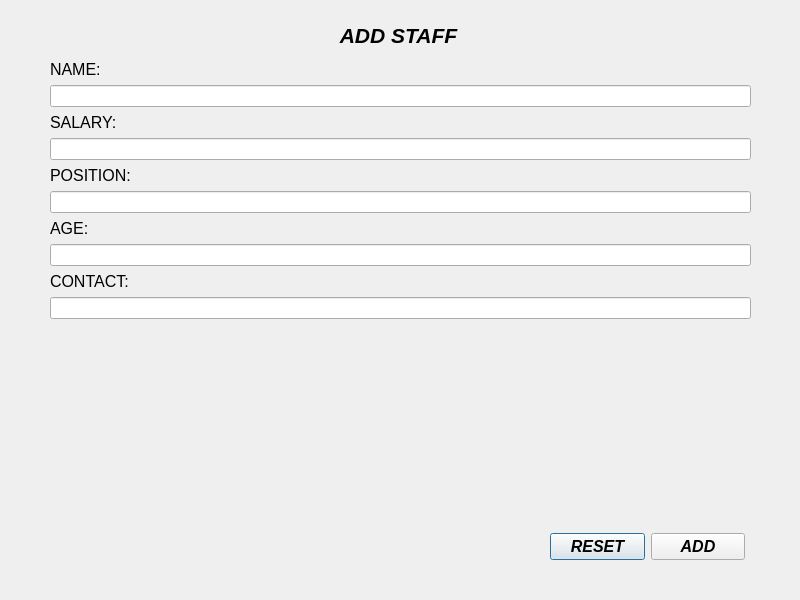
First picture: the form in RMS_qt/addstaff.ui, repository dev-pratik02/RMS, before the edit.
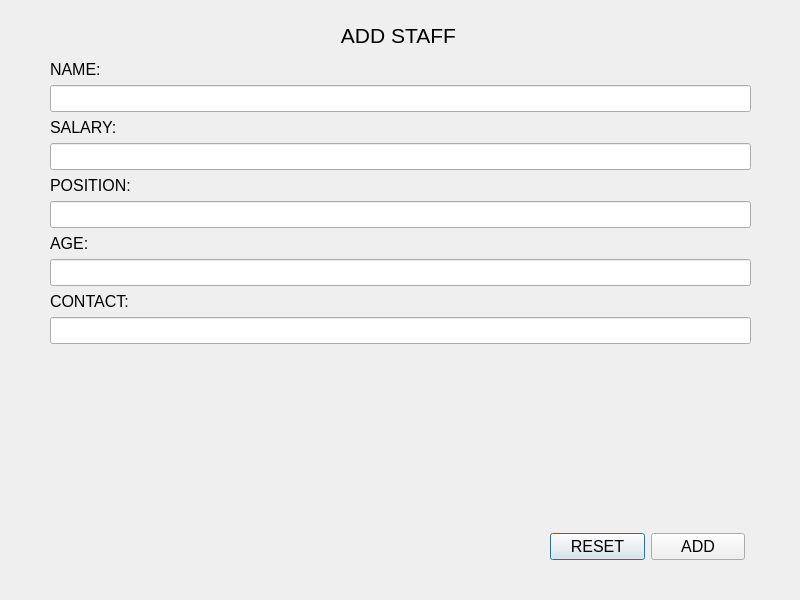
Second picture: the form after the edit.

Patch:
```diff
--- a/RMS_qt/addstaff.ui
+++ b/RMS_qt/addstaff.ui
@@ -26,8 +26,8 @@
     <font>
      <family>Arial</family>
      <pointsize>16</pointsize>
-     <italic>true</italic>
-     <bold>true</bold>
+     <italic>false</italic>
+     <bold>false</bold>
     </font>
    </property>
    <property name="text">
@@ -46,9 +46,22 @@
      <height>463</height>
     </rect>
    </property>
+   <property name="font">
+    <font>
+     <family>Arial</family>
+     <pointsize>12</pointsize>
+    </font>
+   </property>
    <layout class="QFormLayout" name="formLayout_2">
     <item row="8" column="0" colspan="2">
-     <widget class="QLineEdit" name="input_salary"/>
+     <widget class="QLineEdit" name="input_salary">
+      <property name="font">
+       <font>
+        <family>Arial</family>
+        <pointsize>12</pointsize>
+       </font>
+      </property>
+     </widget>
     </item>
     <item row="11" column="0" colspan="2">
      <widget class="QLabel" name="position">
@@ -64,7 +77,14 @@
      </widget>
     </item>
     <item row="12" column="0" colspan="2">
-     <widget class="QLineEdit" name="input_position"/>
+     <widget class="QLineEdit" name="input_position">
+      <property name="font">
+       <font>
+        <family>Arial</family>
+        <pointsize>12</pointsize>
+       </font>
+      </property>
+     </widget>
     </item>
     <item row="15" column="0" colspan="2">
      <widget class="QLabel" name="age">
@@ -80,7 +100,14 @@
      </widget>
     </item>
     <item row="16" column="0" colspan="2">
-     <widget class="QLineEdit" name="input_age"/>
+     <widget class="QLineEdit" name="input_age">
+      <property name="font">
+       <font>
+        <family>Arial</family>
+        <pointsize>12</pointsize>
+       </font>
+      </property>
+     </widget>
     </item>
     <item row="19" column="0" colspan="2">
      <widget class="QLabel" name="contact">
@@ -96,7 +123,14 @@
      </widget>
     </item>
     <item row="20" column="0" colspan="2">
-     <widget class="QLineEdit" name="input_contact"/>
+     <widget class="QLineEdit" name="input_contact">
+      <property name="font">
+       <font>
+        <family>Arial</family>
+        <pointsize>12</pointsize>
+       </font>
+      </property>
+     </widget>
     </item>
     <item row="1" column="0">
      <widget class="QLabel" name="name">
@@ -129,6 +163,12 @@
     </item>
     <item row="3" column="0" colspan="2">
      <widget class="QLineEdit" name="input_name">
+      <property name="font">
+       <font>
+        <family>Arial</family>
+        <pointsize>12</pointsize>
+       </font>
+      </property>
       <property name="text">
        <string/>
       </property>
@@ -152,8 +192,8 @@
        <font>
         <family>Arial</family>
         <pointsize>12</pointsize>
-        <italic>true</italic>
-        <bold>true</bold>
+        <italic>false</italic>
+        <bold>false</bold>
        </font>
       </property>
       <property name="text">
@@ -167,8 +207,8 @@
        <font>
         <family>Arial</family>
         <pointsize>12</pointsize>
-        <italic>true</italic>
-        <bold>true</bold>
+        <italic>false</italic>
+        <bold>false</bold>
        </font>
       </property>
       <property name="text">
```
